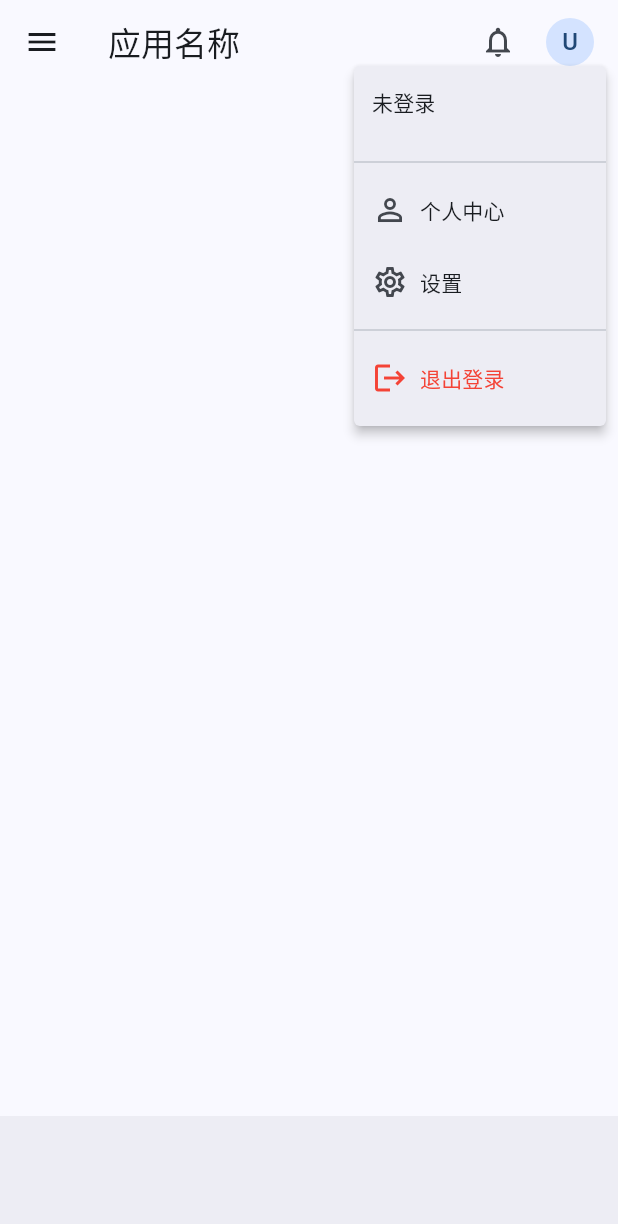
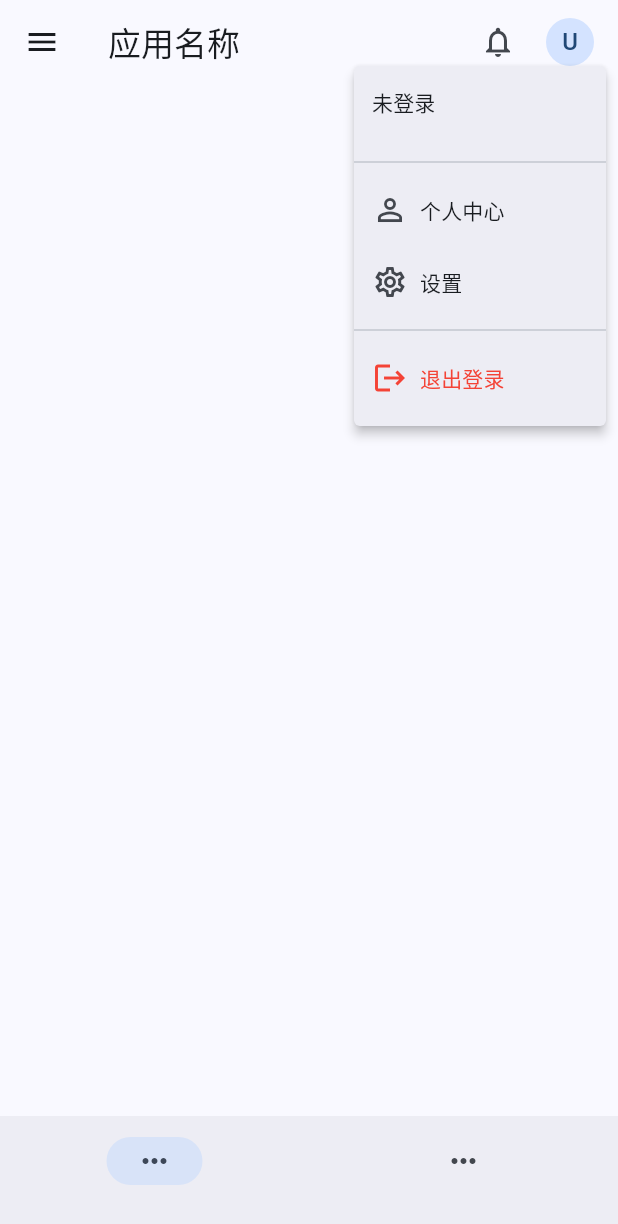
Before and after one commit to cilangzzz/yudao_flutter_ui_admin, a Flutter app: the BasicLayout screen opened directly with empty values, after a tap on an icon or button, on a phone screen of 412 x 824 dp. Shown: the top 1224 px of the screen. Run offline on Flutter 3.47's test engine with Material 3 defaults, Android fonts, the phone set to English and light mode, and no system bars; our stand-ins replace dio, flutter_riverpod, flutter_secure_storage, go_router, logger, shared_preferences; accounts and stored records are empty.

Commit message:
fix(layout): 解决NavigationBar菜单项不足导致的崩溃问题
- 为NavigationBar添加最少2个目的地的要求检查
- 当菜单项少于2个时自动添加占位符项目
- 避免因菜单项数量不足导致的运行时错误
- 更新代码以确保导航栏始终有有效的目的地配置
- 添加对空菜单状态的处理逻辑

```diff
--- a/lib/pages/layout/basic_layout.dart
+++ b/lib/pages/layout/basic_layout.dart
@@ -467,6 +467,24 @@ class _BasicLayoutState extends ConsumerState<BasicLayout> {
     // 只显示前5个菜单项
     final displayItems = menuItems.take(5).toList();
 
+    // NavigationBar 要求至少 2 个 destinations
+    // 如果菜单项不足 2 个，添加占位符
+    final destinations = <NavigationDestination>[];
+    for (final item in displayItems) {
+      destinations.add(NavigationDestination(
+        icon: Icon(item.icon ?? Icons.folder_outlined),
+        selectedIcon: Icon(item.selectedIcon ?? item.icon ?? Icons.folder),
+        label: item.label,
+      ));
+    }
+    // 如果 destinations 少于 2 个，添加占位符
+    while (destinations.length < 2) {
+      destinations.add(NavigationDestination(
+        icon: const Icon(Icons.more_horiz),
+        label: '',
+      ));
+    }
+
     // 找到当前选中的索引
     int selectedIndex = -1;
     for (int i = 0; i < displayItems.length; i++) {
@@ -484,13 +502,7 @@ class _BasicLayoutState extends ConsumerState<BasicLayout> {
           _handleNavigation(displayItems[index].path);
         }
       },
-      destinations: displayItems
-          .map((item) => NavigationDestination(
-                icon: Icon(item.icon ?? Icons.folder_outlined),
-                selectedIcon: Icon(item.selectedIcon ?? item.icon ?? Icons.folder),
-                label: item.label,
-              ))
-          .toList(),
+      destinations: destinations,
     );
   }
 }
```
Also changed, not shown: .claude/settings.json.
